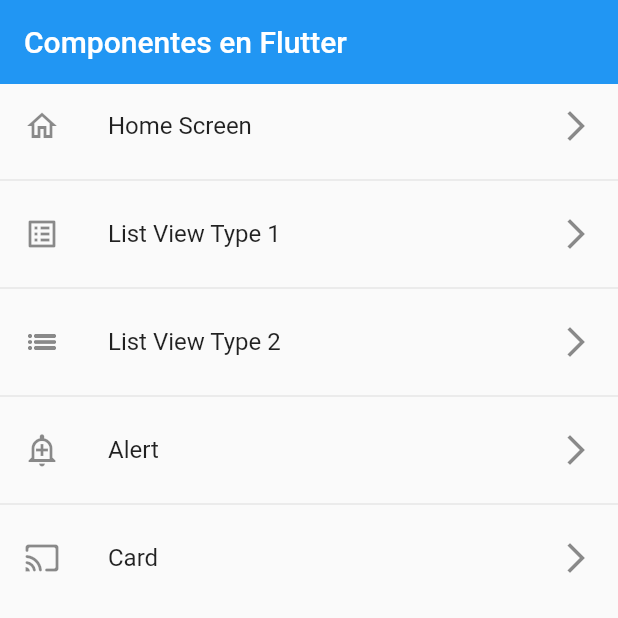
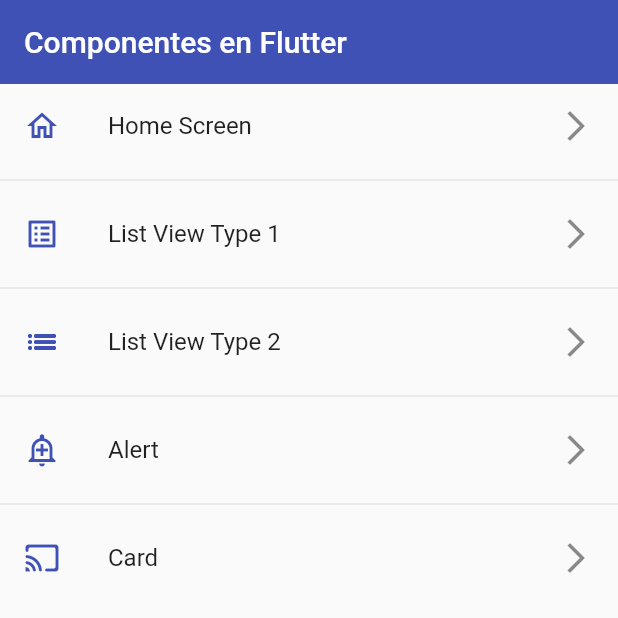
Before and after one commit to dicapisar/flutter-components, a Flutter app: the screen it shows after launch, on a phone screen of 412 x 824 dp, the top half of it. Run offline on Flutter 3.47's test engine with Material 2 defaults, Android fonts, the phone set to English and light mode, and no system bars.

Commit message:
Implementación de temas

```diff
--- a/lib/main.dart
+++ b/lib/main.dart
@@ -1,7 +1,6 @@
 import 'package:flutter/material.dart';
 import 'package:flutter_components/router/app_routes.dart';
-
-import 'package:flutter_components/screens/screens.dart';
+import 'package:flutter_components/themes/app_theme.dart';
 
 void main() => runApp(MyApp());
 
@@ -16,6 +15,7 @@ class MyApp extends StatelessWidget {
       initialRoute: AppRoutes.initialRoute,
       routes: AppRoutes.getAppRutes(),
       onGenerateRoute: AppRoutes.onGenerateRoute,
+      theme: AppTheme.lightTheme,
     );
   }
 }
--- a/lib/screens/home_screen.dart
+++ b/lib/screens/home_screen.dart
@@ -1,6 +1,7 @@
 import 'package:flutter/material.dart';
 import 'package:flutter_components/models/models.dart';
 import 'package:flutter_components/router/app_routes.dart';
+import 'package:flutter_components/themes/app_theme.dart';
 
 class HomeScreen extends StatelessWidget {
   const HomeScreen({Key? key}) : super(key: key);
@@ -12,14 +13,13 @@ class HomeScreen extends StatelessWidget {
     return Scaffold(
       appBar: AppBar(
         title: const Text('Componentes en Flutter'),
-        elevation: 0,
       ),
       body: ListView.separated(
           itemBuilder: (context, index) {
             final MenuOption option = menuOptions[index];
             return ListTile(
               title: Text(option.name),
-              leading: Icon(option.icon),
+              leading: Icon(option.icon, color: AppTheme.primary ),
               trailing: const Icon(
                 Icons.arrow_forward_ios_outlined,
               ),
--- a/lib/screens/listview2_screen.dart
+++ b/lib/screens/listview2_screen.dart
@@ -17,8 +17,6 @@ class ListView2Screen extends StatelessWidget {
     return Scaffold(
       appBar: AppBar(
         title: const Text('Listview Tipo 2'),
-        elevation: 0,
-        backgroundColor: Colors.indigo,
       ),
       body: ListView.separated(
         itemCount: options.length,
--- /dev/null
+++ b/lib/themes/app_theme.dart
@@ -0,0 +1,29 @@
+import 'package:flutter/material.dart';
+
+class AppTheme {
+  static const Color primary = Colors.indigo;
+
+  static final ThemeData lightTheme = ThemeData.light().copyWith(
+    // Color Primario
+    primaryColor: primary,
+
+    // AppBar Theme
+    appBarTheme: const AppBarTheme(
+      color: primary,
+      elevation: 0,
+    ),
+  );
+
+  static final ThemeData darkTheme = ThemeData.dark().copyWith(
+      // Color Primario
+      primaryColor: primary,
+
+      // AppBar Theme
+      appBarTheme: const AppBarTheme(
+        color: primary,
+        elevation: 0,
+      ),
+
+      // Scaffold
+      scaffoldBackgroundColor: Colors.black);
+}
```
